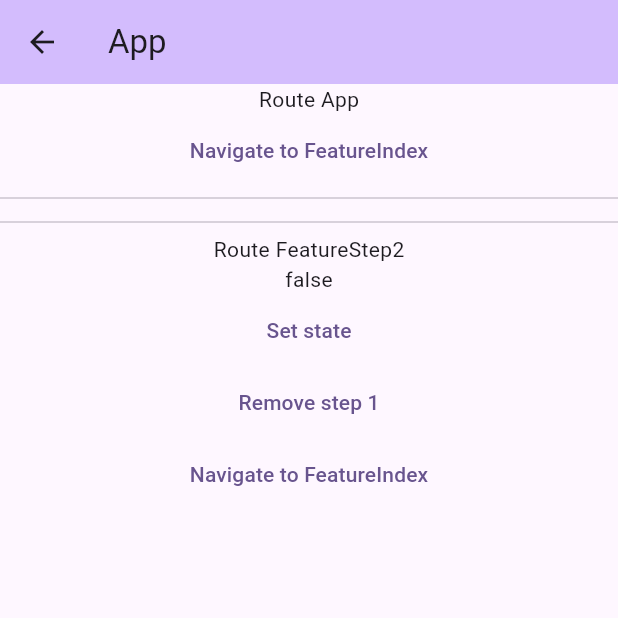
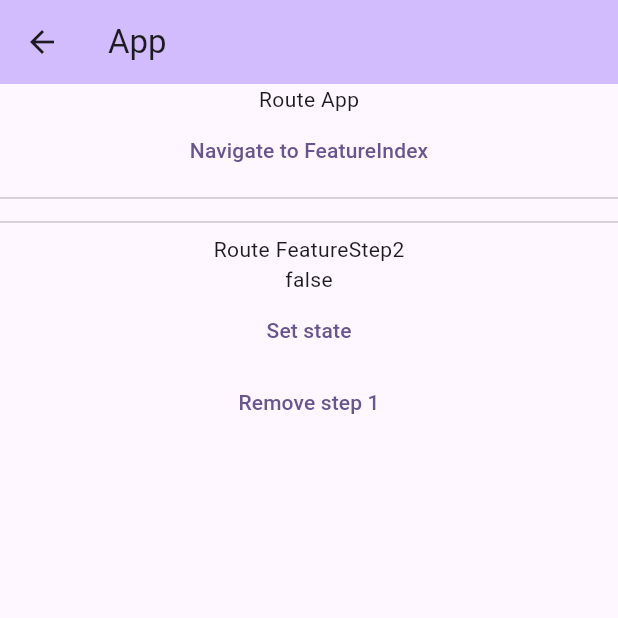
Before and after one commit to fabienbranchel/auto_route_remove_where_dispose, a Flutter app: the FeatureStep2 screen opened by its route, on a phone screen of 412 x 824 dp, the top half of it. Run offline on Flutter 3.47's test engine with Material 3 defaults, Android fonts, the phone set to English and light mode, and no system bars; our stand-ins replace auto_route.

Commit message:
Update feature_step2.dart

```diff
--- a/lib/feature/feature_step2.dart
+++ b/lib/feature/feature_step2.dart
@@ -31,12 +31,6 @@ class _FeatureStep2State extends State<FeatureStep2> {
     );
   }
 
-  void _handleNavigateFeatureIndex() {
-    if (context.mounted) {
-      context.router.navigate(const router_gr.FeatureIndex());
-    }
-  }
-
   @override
   Widget build(BuildContext context) {
     return Column(
@@ -51,10 +45,6 @@ class _FeatureStep2State extends State<FeatureStep2> {
           onPressed: _handleRemoveStep1,
           child: const Text('Remove step 1'),
         ),
-        TextButton(
-          onPressed: _handleNavigateFeatureIndex,
-          child: const Text('Navigate to FeatureIndex'),
-        ),
       ],
     );
   }
```
